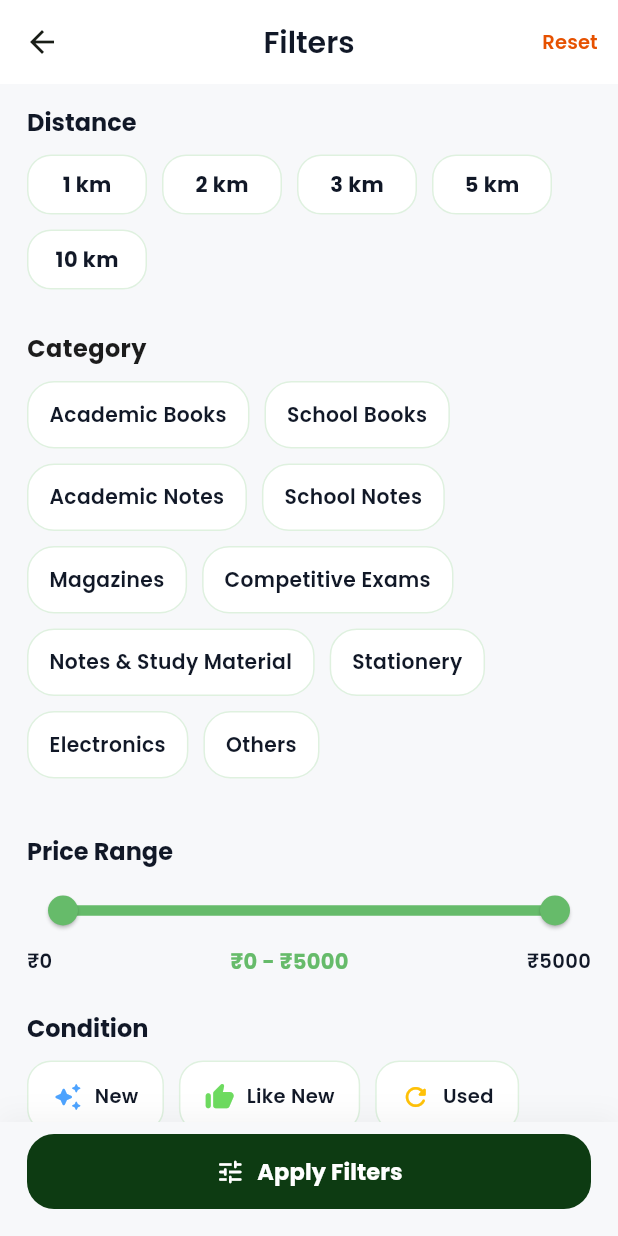
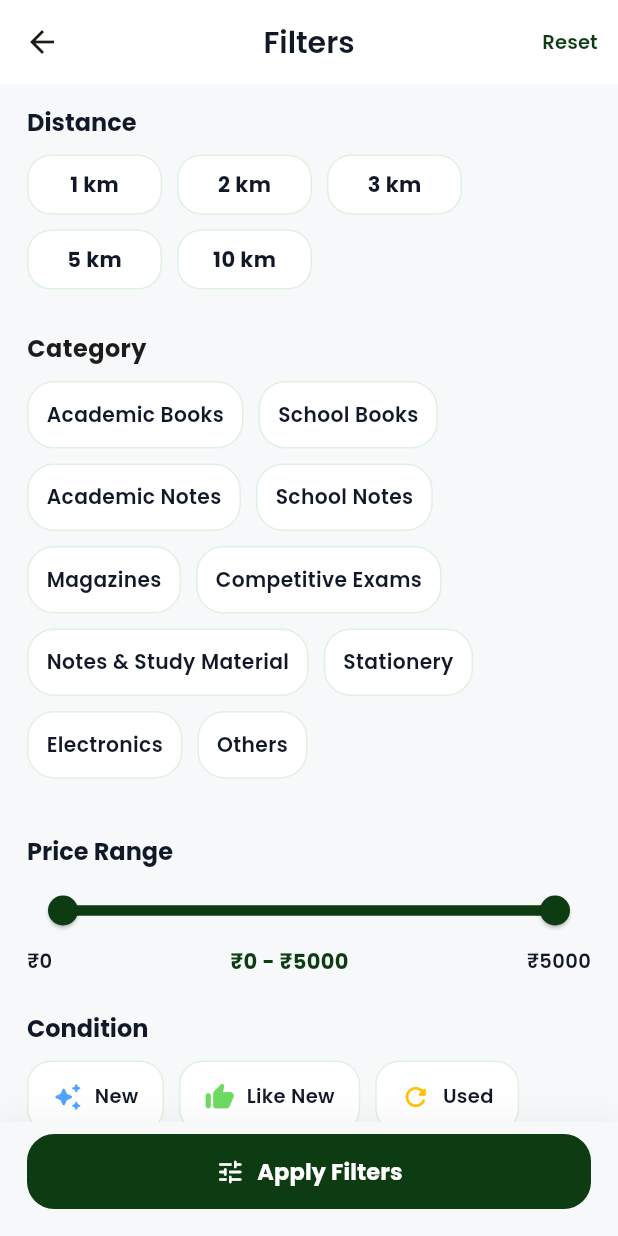
Before and after one commit to rameshnspirait/kitabmandi, a Flutter app: the FilterScreen screen opened directly, on a phone screen of 412 x 824 dp. Run offline on Flutter 3.47's test engine with Material 3 defaults, Android fonts, the phone set to English and light mode, and no system bars; our stand-ins replace cached_network_image, carousel_slider, cloud_firestore, firebase_auth, firebase_core, firebase_storage and 11 more; accounts and stored records are empty.

Commit message:
updated filter ui

```diff
--- a/lib/features/dashboard/controller/home_controller.dart
+++ b/lib/features/dashboard/controller/home_controller.dart
@@ -89,18 +89,18 @@ class HomeController extends GetxController {
     try {
       isLoading.value = true;
 
-      /// 🔥 Fetch MORE data (important)
+      /// Fetch MORE data (important)
       final snapshot = await _firestore
           .collection("listings")
           .orderBy("createdAt", descending: true)
-          .limit(100) // 👈 NOT 20
+          .limit(100) //  NOT 20
           .get();
 
       final all = snapshot.docs
           .map((doc) => ListingModel.fromMap(doc.data(), doc.id))
           .toList();
 
-      /// ✅ Step 1: Filter within 5 KM
+      /// Step 1: Filter within 5 KM
       final nearby = all.where((item) {
         final distance = calculateDistance(
           sellerLat: item.lat,
@@ -109,10 +109,10 @@ class HomeController extends GetxController {
         return distance <= 5.0;
       }).toList();
 
-      /// ✅ Step 2: Sort by creation date (desc)
+      /// Step 2: Sort by creation date (desc)
       nearby.sort((a, b) => b.createdAt!.compareTo(a.createdAt!));
 
-      /// ✅ Step 3: Take top 20 OR all if less
+      /// Step 3: Take top 20 OR all if less
       if (nearby.length > 20) {
         popularListingNearYou.value = nearby.take(20).toList();
       } else {
@@ -161,7 +161,7 @@ class HomeController extends GetxController {
       return distance <= radius;
     }).toList();
 
-    /// ✅ Sort by nearest (OLX style)
+    /// Sort by nearest (OLX style)
     nearby.sort((a, b) {
       final d1 = calculateDistance(sellerLat: a.lat, sellerLong: a.long);
 
--- a/lib/features/dashboard/widget/home_filter_widget.dart
+++ b/lib/features/dashboard/widget/home_filter_widget.dart
@@ -107,7 +107,7 @@ class FilterScreen extends StatelessWidget {
               "Reset",
 
               style: TextStyle(
-                color: AppColors.secondaryDark,
+                color: AppColors.primaryDark,
                 fontWeight: FontWeight.w600,
                 fontSize: responsiveText(context, mobile: 13, tablet: 14),
               ),
@@ -156,19 +156,19 @@ class FilterScreen extends StatelessWidget {
                             child: AnimatedContainer(
                               duration: const Duration(milliseconds: 250),
 
-                              width: isTablet ? 130 : 80,
+                              width: isTablet ? 130 : 90,
                               height: isTablet ? 58 : 40,
 
                               decoration: BoxDecoration(
                                 color: selected
-                                    ? const Color(0xFF5DD65D)
+                                    ? AppColors.primaryDark
                                     : cardColor,
 
                                 borderRadius: BorderRadius.circular(16),
 
                                 border: Border.all(
                                   color: selected
-                                      ? Colors.transparent
+                                      ? AppColors.primaryLight
                                       : borderColor,
                                 ),
                               ),
@@ -177,7 +177,11 @@ class FilterScreen extends StatelessWidget {
                                 mainAxisAlignment: MainAxisAlignment.center,
 
                                 children: [
-                                  Text(
+                                  Padding(
+                                    padding: const EdgeInsets.symmetric(
+                                      horizontal: 8.0,
+                                    ),
+                                    child: Text(
                                       "$km km",
 
                                       style: TextStyle(
@@ -191,6 +195,7 @@ class FilterScreen extends StatelessWidget {
                                           context,
                                           mobile: 14,
                                           tablet: 16,
+                                        ),
                                       ),
                                     ),
                                   ),
@@ -209,7 +214,7 @@ class FilterScreen extends StatelessWidget {
                                       child: const Icon(
                                         Icons.check,
                                         size: 14,
-                                        color: Color(0xFF5DD65D),
+                                        color: AppColors.primaryDark,
                                       ),
                                     ),
                                   ],
@@ -220,7 +225,6 @@ class FilterScreen extends StatelessWidget {
                         }).toList(),
                       ),
                     ),
-
                     const SizedBox(height: 24),
 
                     /// CATEGORY
@@ -266,27 +270,55 @@ class FilterScreen extends StatelessWidget {
                           child: AnimatedContainer(
                             duration: const Duration(milliseconds: 250),
                             padding: const EdgeInsets.symmetric(
-                              horizontal: 14,
+                              horizontal: 12,
                               vertical: 12,
                             ),
                             decoration: BoxDecoration(
                               color: selected
-                                  ? Colors.green.withOpacity(0.12)
+                                  ? AppColors.primaryDark
                                   : cardColor,
                               borderRadius: BorderRadius.circular(18),
                               border: Border.all(
-                                color: selected ? Colors.green : borderColor,
+                                color: selected
+                                    ? AppColors.primaryLight
+                                    : borderColor,
                                 width: selected ? 1.4 : 1,
                               ),
                             ),
-                            child: Text(
+                            child: Row(
+                              mainAxisSize: MainAxisSize.min,
+                              mainAxisAlignment: MainAxisAlignment.center,
+                              children: [
+                                Text(
                                   text,
                                   textAlign: TextAlign.center,
                                   style: TextStyle(
-                                color: selected ? Colors.green : primaryText,
+                                    color: selected
+                                        ? AppColors.white
+                                        : primaryText,
                                     fontWeight: FontWeight.w600,
                                     fontSize: 13.5,
                                   ),
+                                ),
+                                if (selected) ...[
+                                  const SizedBox(width: 8),
+
+                                  Container(
+                                    width: 20,
+                                    height: 20,
+                                    decoration: const BoxDecoration(
+                                      shape: BoxShape.circle,
+                                      color: Colors.white,
+                                    ),
+
+                                    child: const Icon(
+                                      Icons.check,
+                                      size: 14,
+                                      color: AppColors.primaryDark,
+                                    ),
+                                  ),
+                                ],
+                              ],
                             ),
                           ),
                         );
@@ -390,14 +422,14 @@ class FilterScreen extends StatelessWidget {
                     Obx(
                       () => SliderTheme(
                         data: SliderTheme.of(context).copyWith(
-                          activeTrackColor: Colors.green.shade400,
+                          activeTrackColor: AppColors.primaryDark,
                           inactiveTrackColor: isDark
                               ? Colors.white10
                               : Colors.black12,
 
-                          thumbColor: Colors.green.shade400,
+                          thumbColor: AppColors.primaryDark,
 
-                          overlayColor: Colors.green.withOpacity(0.12),
+                          overlayColor: AppColors.primaryLight.withOpacity(0.2),
 
                           trackHeight: 5,
 
@@ -442,7 +474,7 @@ class FilterScreen extends StatelessWidget {
                             "₹${controller.minPrice.value.toInt()} - ₹${controller.maxPrice.value.toInt()}",
 
                             style: TextStyle(
-                              color: Colors.green.shade400,
+                              color: AppColors.primaryDark,
                               fontWeight: FontWeight.w700,
 
                               fontSize: responsiveText(
@@ -455,7 +487,6 @@ class FilterScreen extends StatelessWidget {
 
                           Text(
                             "₹5000",
-
                             style: TextStyle(
                               color: primaryText,
                               fontWeight: FontWeight.w600,
@@ -470,18 +501,15 @@ class FilterScreen extends StatelessWidget {
 
                     /// CONDITION
                     _sectionTitle(context, "Condition", primaryText),
-
                     const SizedBox(height: 12),
 
                     Obx(
                       () => Wrap(
                         spacing: 10,
                         runSpacing: 10,
-
                         children: conditions.map((condition) {
                           final selected = controller.selectedConditions
                               .contains(condition['title']);
-
                           return GestureDetector(
                             onTap: () {
                               controller.toggleItem(
@@ -492,29 +520,24 @@ class FilterScreen extends StatelessWidget {
 
                             child: AnimatedContainer(
                               duration: const Duration(milliseconds: 250),
-
                               padding: const EdgeInsets.symmetric(
                                 horizontal: 16,
                                 vertical: 13,
                               ),
-
                               decoration: BoxDecoration(
                                 color: selected
-                                    ? Colors.green.withOpacity(
-                                        isDark ? 0.15 : 0.08,
-                                      )
+                                    ? AppColors.primaryDark
                                     : cardColor,
-
                                 borderRadius: BorderRadius.circular(16),
-
                                 border: Border.all(
-                                  color: selected ? Colors.green : borderColor,
+                                  color: selected
+                                      ? AppColors.primaryLight
+                                      : borderColor,
                                 ),
                               ),
 
                               child: Row(
                                 mainAxisSize: MainAxisSize.min,
-
                                 children: [
                                   Icon(
                                     condition['icon'] as IconData,
@@ -528,7 +551,9 @@ class FilterScreen extends StatelessWidget {
                                     condition['title'].toString(),
 
                                     style: TextStyle(
-                                      color: primaryText,
+                                      color: selected
+                                          ? Colors.white
+                                          : primaryText,
                                       fontWeight: FontWeight.w600,
 
                                       fontSize: responsiveText(
@@ -579,7 +604,7 @@ class FilterScreen extends StatelessWidget {
 
                                       border: Border.all(
                                         color: selected
-                                            ? Colors.green.shade400
+                                            ? AppColors.primaryDark
                                             : secondaryText,
                                         width: 2,
                                       ),
@@ -593,7 +618,7 @@ class FilterScreen extends StatelessWidget {
 
                                               decoration: BoxDecoration(
                                                 shape: BoxShape.circle,
-                                                color: Colors.green.shade400,
+                                                color: AppColors.primaryDark,
                                               ),
                                             ),
                                           )
```
Lines whose indentation alone changed are shown as unchanged.
